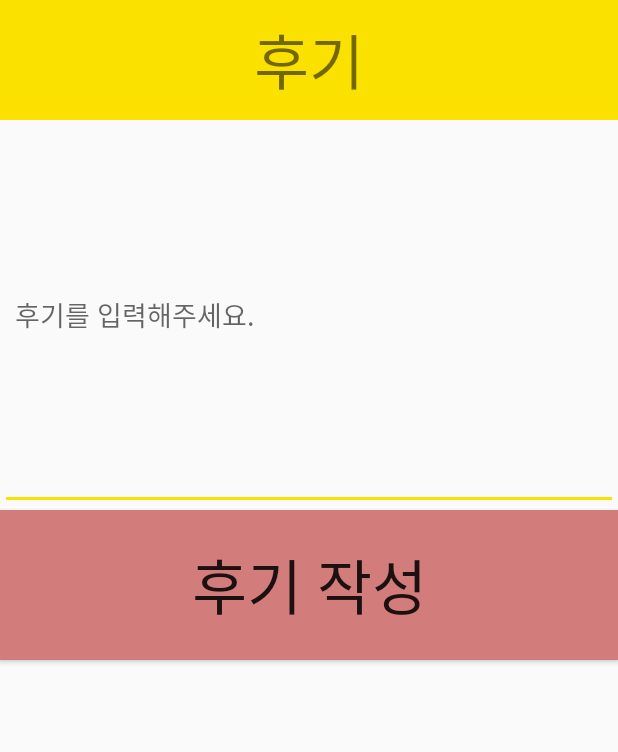
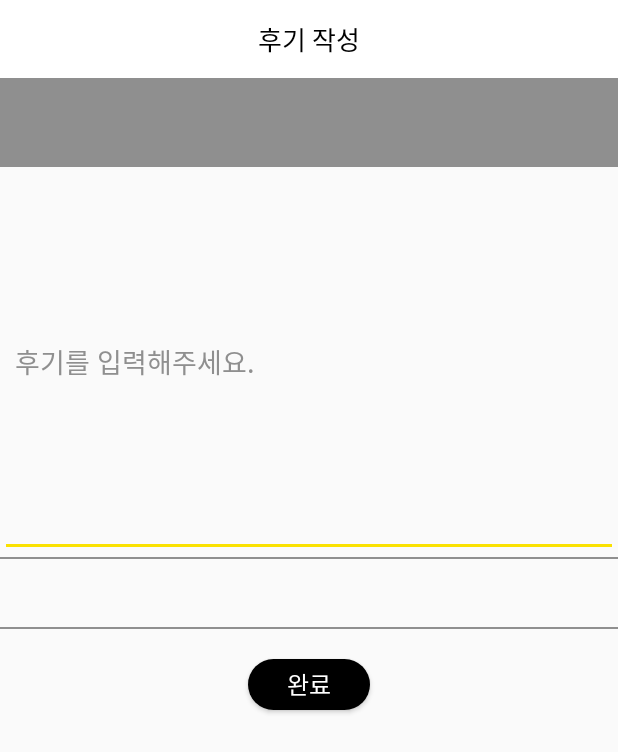
Before and after one commit to KilJaeeun/wheelwhere, an Android app: the AddComment screen opened directly, with no data from a screen before it, on a phone screen of 412 x 824 dp. Shown: the top 752 px of the screen. Run offline under Robolectric (Android 15) with nearby library versions, the phone set to English and light mode, and no system bars.

Commit message:
후기 작성 얼추 완공

```diff
--- /dev/null
+++ b/app/src/main/res/drawable/black_btn_radius.xml
@@ -0,0 +1,11 @@
+<?xml version="1.0" encoding="utf-8"?>
+<shape xmlns:android="http://schemas.android.com/apk/res/android"
+    android:shape="rectangle" android:padding = "10dp">
+    <solid android:color="@color/black"></solid>
+    <corners
+        android:bottomLeftRadius="20dp"
+        android:bottomRightRadius="20dp"
+        android:topLeftRadius="20dp"
+        android:topRightRadius="20dp"></corners>
+
+</shape>
--- a/app/src/main/res/layout/activity_add_comment.xml
+++ b/app/src/main/res/layout/activity_add_comment.xml
@@ -1,31 +1,74 @@
 <?xml version="1.0" encoding="utf-8"?>
-    <LinearLayout xmlns:android="http://schemas.android.com/apk/res/android"
+<LinearLayout xmlns:android="http://schemas.android.com/apk/res/android"
     xmlns:app="http://schemas.android.com/apk/res-auto"
     xmlns:tools="http://schemas.android.com/tools"
     android:layout_width="match_parent"
+    android:layout_height="match_parent"
     android:orientation="vertical"
-    android:layout_height="match_parent"
     tools:context=".AddComment">
+
     <TextView
         android:layout_width="match_parent"
-        android:layout_height="80dp"
-        android:background="@color/bg_login_button"
+        android:layout_height="52dp"
+        android:background="@color/white"
         android:gravity="center"
-        android:text="후기"
-        android:textSize="40sp"></TextView>
+        android:lineHeight="22sp"
+        android:lineSpacingExtra="-0.42sp"
+        android:text="후기 작성"
+        android:textColor="#000000"
+        android:textSize="17sp"></TextView>
+
+    <LinearLayout
+        android:layout_width="match_parent"
+        android:layout_height="1dp"
+        android:background="@color/greytext"
+
+        ></LinearLayout>
+
+    <LinearLayout
+        android:layout_width="match_parent"
+        android:layout_height="58dp"
+        android:background="@color/greytext"
+
+        ></LinearLayout>
 
     <EditText
         android:id="@+id/recieve_comment"
         android:layout_width="match_parent"
         android:layout_height="260dp"
         android:hint="후기를 입력해주세요."
-        android:padding="10dp"></EditText>
+        android:padding="10dp"
+        android:textColorHint="@color/greytext"></EditText>
+    <LinearLayout
+        android:layout_width="match_parent"
+        android:layout_height="1dp"
+        android:background="@color/greytext"
 
+        ></LinearLayout>
+    <LinearLayout
+        android:layout_width="match_parent"
+        android:layout_height="45dp"
+        android:orientation="horizontal"
+        android:paddingLeft="115dp"
+        android:paddingRight="115dp"
+
+        ></LinearLayout>
+    <LinearLayout
+        android:layout_width="match_parent"
+        android:layout_height="1dp"
+        android:background="@color/greytext"
+
+        ></LinearLayout>
     <Button
+        android:layout_marginTop="20dp"
         android:id="@+id/recieve_comment_btn"
-        android:layout_width="match_parent"
-        android:layout_height="100dp"
-        android:background="#D37C7C"
-        android:text="후기 작성"
-        android:textSize="40sp"></Button>
+        android:layout_width="81dp"
+        android:gravity="center"
+        android:layout_gravity="center"
+        android:layout_height="34dp"
+        android:textColor="@color/white"
+
+        android:background="@drawable/black_btn_radius"
+        android:text="완료"
+        android:textSize="16sp"></Button>
 </LinearLayout>
```
